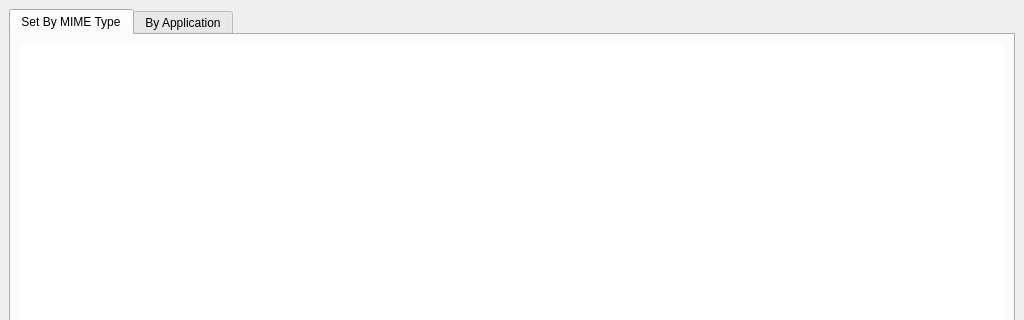
This is ui/appsel.ui in jlu5/appsel as Qt 5 draws it before an edit; both pictures show x 0 to 1024 and y 0 to 320 of the 1024 by 768 pixel window. The edited form follows.
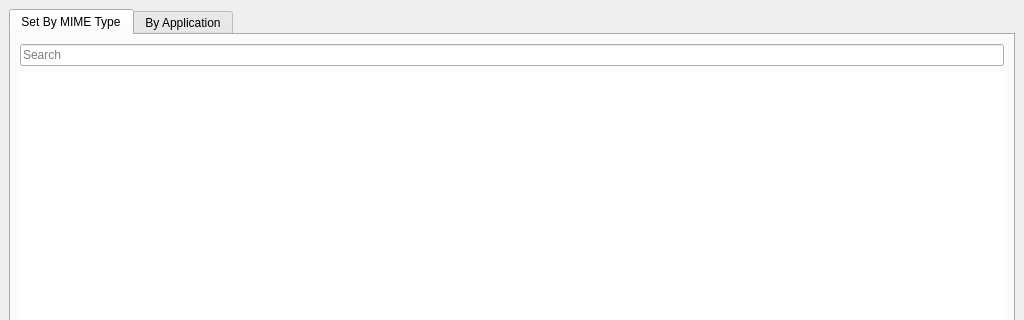
This is the edited form.

Commit message: ui: add search bars

```diff
--- a/ui/appsel.ui
+++ b/ui/appsel.ui
@@ -25,6 +25,13 @@
         <string>Set By MIME Type</string>
        </attribute>
        <layout class="QVBoxLayout" name="layoutByType">
+        <item>
+         <widget class="QLineEdit" name="typesSearchBar">
+          <property name="placeholderText">
+           <string>Search</string>
+          </property>
+         </widget>
+        </item>
         <item>
          <widget class="QTableView" name="typesView">
           <property name="frameShape">
```
Left out of the diff: 9 changed lines with no effect on the pictures.
